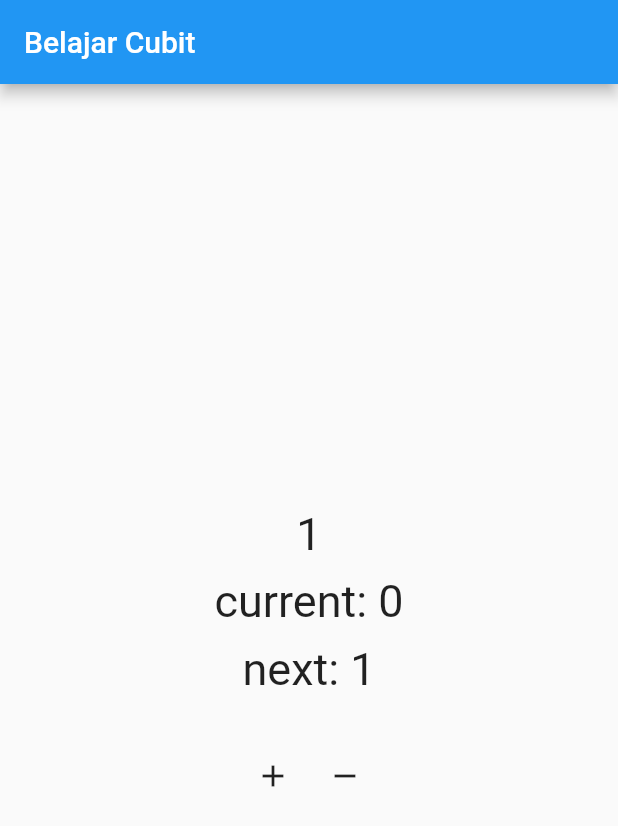
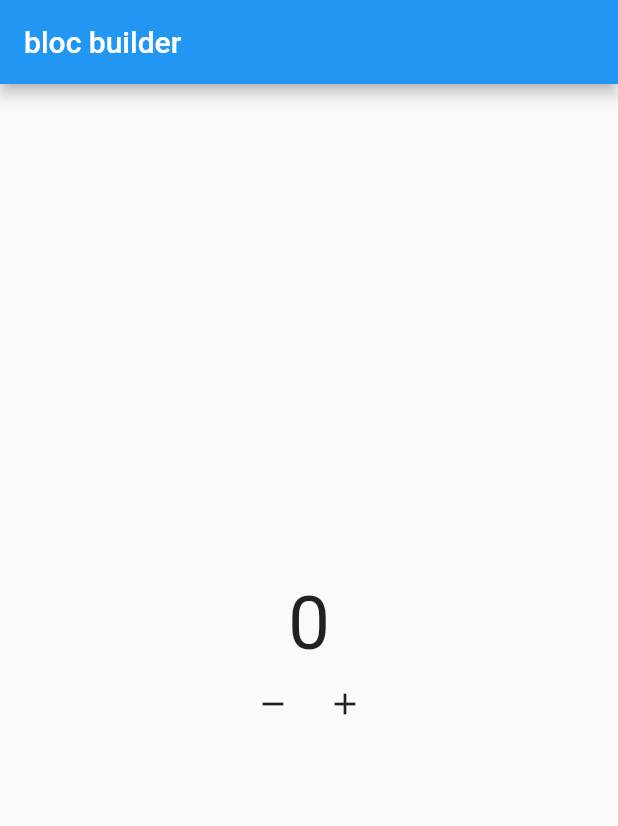
Before and after one commit to balinux/learn_flutter_bloc, a Flutter app: the screen it shows after launch, after a tap on the "add" icon, on a phone screen of 412 x 824 dp. Shown: the top 826 px of the screen. Run offline on Flutter 3.47's test engine with Material 2 defaults, Android fonts, the phone set to English and light mode, and no system bars; our stand-ins replace bloc, flutter_bloc; missing offline and left inert: dart:ffi.

Commit message:
04 Bloc Builder

```diff
--- /dev/null
+++ b/lib/bloc/counter.dart
@@ -0,0 +1,25 @@
+import 'dart:ffi';
+
+import 'package:bloc/bloc.dart';
+
+class Counter extends Cubit<int> {
+  Counter({this.init = 0}) : super(init);
+  int init;
+
+  void increment() => emit(state + 1);
+  void decrement() => emit(state - 1);
+
+  @override
+  void onChange(Change<int> change) {
+    // TODO: implement onChange
+    super.onChange(change);
+    print(change);
+  }
+
+  @override
+  void onError(Object error, StackTrace stackTrace) {
+    // TODO: implement onError
+    super.onError(error, stackTrace);
+    print(error);
+  }
+}
--- a/lib/main.dart
+++ b/lib/main.dart
@@ -1,5 +1,6 @@
 import 'package:bloc/bloc.dart';
 import 'package:flutter/material.dart';
+import 'package:learn_flutter_bloc/pages/home.dart';
 
 void main() {
   runApp(const MyApp());
@@ -29,110 +30,3 @@ class MyApp extends StatelessWidget {
     );
   }
 }
-
-class CounterCubit extends Cubit<int> {
-  CounterCubit({this.initialData = 0}) : super(initialData);
-
-  int initialData;
-  int? curent;
-  int? next;
-
-  void increment() {
-    emit(state + 1);
-  }
-
-  void decrement() {
-    emit(state - 1);
-  }
-
-  // observer
-  // dignakan untuk memantau perbahan, error dll
-  @override
-  void onChange(Change<int> change) {
-    // TODO: implement onChange
-    super.onChange(change);
-    print(change);
-    curent = change.currentState;
-    next = change.nextState;
-  }
-
-  @override
-  void onError(Object error, StackTrace stackTrace) {
-    // TODO: implement onError
-    super.onError(error, stackTrace);
-    print(error);
-  }
-}
-
-class MyHomePage extends StatelessWidget {
-  MyHomePage({super.key});
-
-  CounterCubit _counterCubit = CounterCubit();
-
-  @override
-  Widget build(BuildContext context) {
-    print("PREBUILD");
-    return Scaffold(
-        appBar: AppBar(
-          title: const Text("Belajar Cubit"),
-        ),
-        body: Column(
-          mainAxisAlignment: MainAxisAlignment.center,
-          children: [
-            StreamBuilder(
-              initialData: _counterCubit.initialData,
-              stream: _counterCubit.stream,
-              builder: (context, snapshot) {
-                return Column(
-                  mainAxisAlignment: MainAxisAlignment.center,
-                  children: [
-                    Center(
-                        child: Text(
-                      "${snapshot.data}",
-                      style: TextStyle(fontSize: 30),
-                    )),
-                    const SizedBox(
-                      height: 10,
-                    ),
-                    Center(
-                        child: Text(
-                      "current: ${_counterCubit.curent ?? "current"}",
-                      style: TextStyle(fontSize: 30),
-                    )),
-                    const SizedBox(
-                      height: 10,
-                    ),
-                    Center(
-                        child: Text(
-                      "next: ${_counterCubit.next ?? "next"}",
-                      style: TextStyle(fontSize: 30),
-                    )),
-                    const SizedBox(
-                      height: 10,
-                    ),
-                  ],
-                );
-              },
-            ),
-            const SizedBox(
-              height: 20,
-            ),
-            Row(
-              mainAxisAlignment: MainAxisAlignment.center,
-              children: [
-                IconButton(
-                    onPressed: () {
-                      _counterCubit.increment();
-                    },
-                    icon: const Icon(Icons.add)),
-                IconButton(
-                    onPressed: () {
-                      _counterCubit.decrement();
-                    },
-                    icon: const Icon(Icons.remove))
-              ],
-            )
-          ],
-        ));
-  }
-}
--- /dev/null
+++ b/lib/pages/home.dart
@@ -0,0 +1,62 @@
+import 'package:flutter/material.dart';
+import 'package:flutter/src/widgets/container.dart';
+import 'package:flutter/src/widgets/framework.dart';
+import 'package:flutter_bloc/flutter_bloc.dart';
+import 'package:learn_flutter_bloc/bloc/counter.dart';
+
+class MyHomePage extends StatelessWidget {
+  MyHomePage({super.key});
+
+  Counter _counter = Counter(init: 0);
+
+  @override
+  Widget build(BuildContext context) {
+    return Scaffold(
+      appBar: AppBar(
+        title: const Text("bloc builder"),
+      ),
+      body: Column(
+        mainAxisAlignment: MainAxisAlignment.center,
+        children: [
+          BlocBuilder<Counter, int>(
+            bloc: _counter,
+            buildWhen: (previous, current) {
+              // jika di return false maka data state tidak berubah
+
+              // return true;
+
+              // or
+
+              if (current == 5) {
+                return true;
+              } else {
+                return false;
+              }
+            },
+            builder: (context, state) {
+              return Text(
+                "$state",
+                style: TextStyle(fontSize: 50),
+              );
+            },
+          ),
+          Row(
+            mainAxisAlignment: MainAxisAlignment.center,
+            children: [
+              IconButton(
+                  onPressed: () {
+                    _counter.decrement();
+                  },
+                  icon: Icon(Icons.remove)),
+              IconButton(
+                  onPressed: () {
+                    _counter.increment();
+                  },
+                  icon: Icon(Icons.add)),
+            ],
+          )
+        ],
+      ),
+    );
+  }
+}
```
